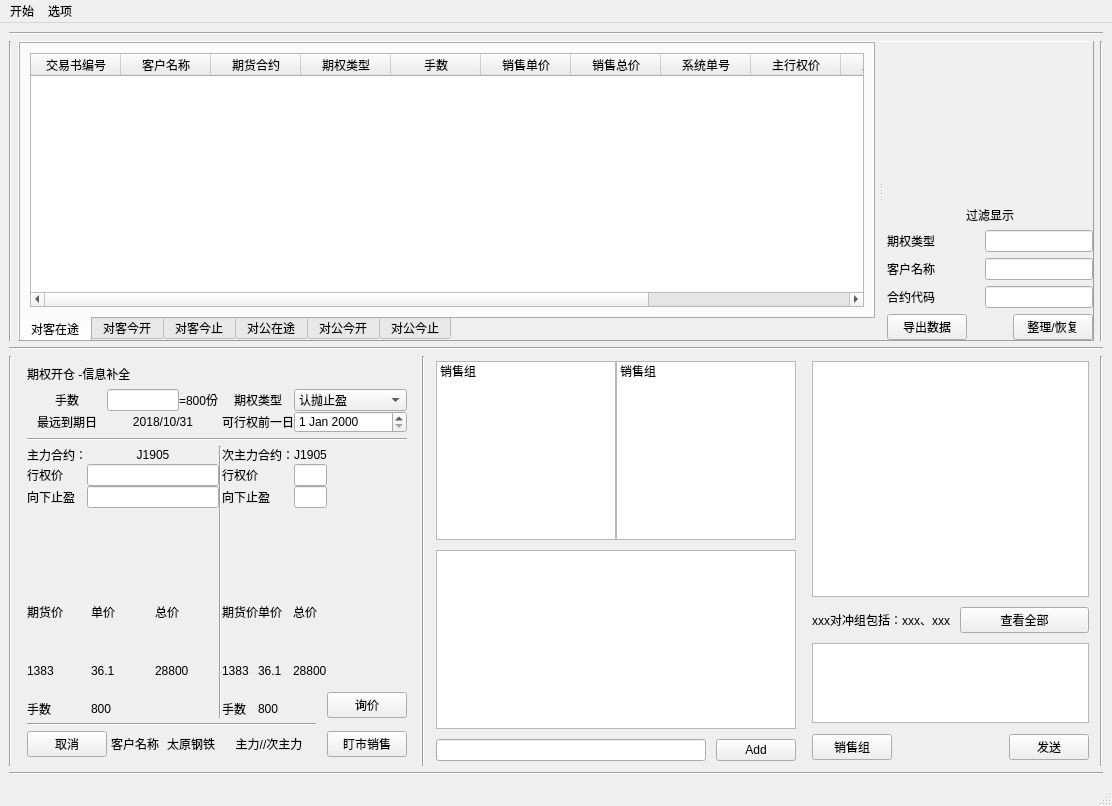
This is UI/mainWindow.ui in 413180794/OptionDeal as Qt 5 draws it before an edit. The edited form follows.
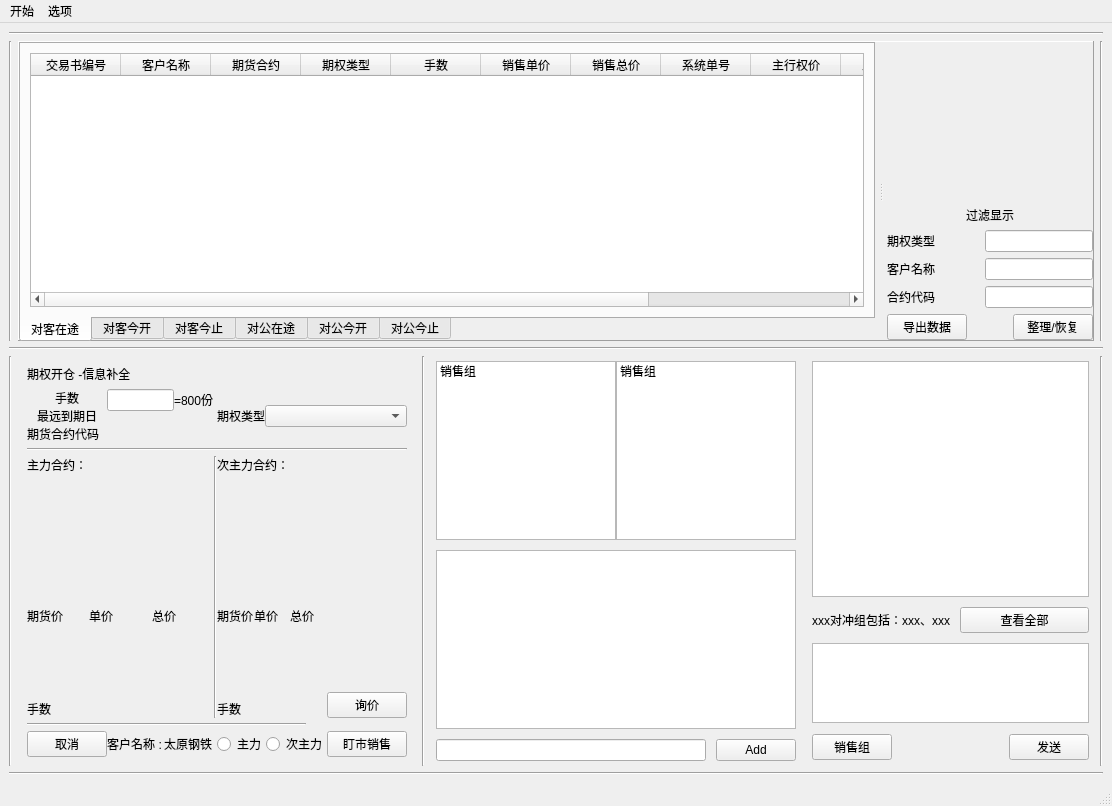
This is the edited form. The open tabs and pages were chosen to show the change.

```diff
--- a/UI/mainWindow.ui
+++ b/UI/mainWindow.ui
@@ -1842,6 +1842,131 @@
             <property name="verticalSpacing">
              <number>5</number>
             </property>
+            <item row="3" column="0" colspan="6">
+             <widget class="Line" name="line_3">
+              <property name="orientation">
+               <enum>Qt::Horizontal</enum>
+              </property>
+             </widget>
+            </item>
+            <item row="2" column="3" colspan="4">
+             <layout class="QVBoxLayout" name="verticalLayout_49">
+              <property name="spacing">
+               <number>0</number>
+              </property>
+              <item>
+               <layout class="QFormLayout" name="second_contract_formLayout">
+                <item row="0" column="0">
+                 <widget class="QLabel" name="second_contract_code_name_label">
+                  <property name="text">
+                   <string>次主力合约：</string>
+                  </property>
+                 </widget>
+                </item>
+                <item row="0" column="1">
+                 <widget class="QLabel" name="second_contract_code_label">
+                  <property name="text">
+                   <string/>
+                  </property>
+                  <property name="alignment">
+                   <set>Qt::AlignCenter</set>
+                  </property>
+                 </widget>
+                </item>
+               </layout>
+              </item>
+              <item>
+               <layout class="QGridLayout" name="gridLayout_11">
+                <item row="0" column="0">
+                 <widget class="QLabel" name="second_futures_price_name_label">
+                  <property name="text">
+                   <string>期货价</string>
+                  </property>
+                  <property name="alignment">
+                   <set>Qt::AlignLeading|Qt::AlignLeft|Qt::AlignVCenter</set>
+                  </property>
+                 </widget>
+                </item>
+                <item row="1" column="2">
+                 <widget class="QLabel" name="second_total_price_label">
+                  <property name="text">
+                   <string/>
+                  </property>
+                  <property name="alignment">
+                   <set>Qt::AlignLeading|Qt::AlignLeft|Qt::AlignVCenter</set>
+                  </property>
+                 </widget>
+                </item>
+                <item row="0" column="2">
+                 <widget class="QLabel" name="second_total_price_name_label">
+                  <property name="text">
+                   <string>总价</string>
+                  </property>
+                  <property name="alignment">
+                   <set>Qt::AlignLeading|Qt::AlignLeft|Qt::AlignVCenter</set>
+                  </property>
+                 </widget>
+                </item>
+                <item row="0" column="1">
+                 <widget class="QLabel" name="second_unit_price_name_label">
+                  <property name="text">
+                   <string>单价</string>
+                  </property>
+                  <property name="alignment">
+                   <set>Qt::AlignLeading|Qt::AlignLeft|Qt::AlignVCenter</set>
+                  </property>
+                 </widget>
+                </item>
+                <item row="1" column="0">
+                 <widget class="QLabel" name="second_option_price_label">
+                  <property name="text">
+                   <string/>
+                  </property>
+                  <property name="alignment">
+                   <set>Qt::AlignLeading|Qt::AlignLeft|Qt::AlignVCenter</set>
+                  </property>
+                 </widget>
+                </item>
+                <item row="1" column="1">
+                 <widget class="QLabel" name="second_unit_price_label">
+                  <property name="text">
+                   <string/>
+                  </property>
+                  <property name="alignment">
+                   <set>Qt::AlignLeading|Qt::AlignLeft|Qt::AlignVCenter</set>
+                  </property>
+                 </widget>
+                </item>
+                <item row="2" column="0">
+                 <widget class="QLabel" name="second_max_lots_name_label">
+                  <property name="sizePolicy">
+                   <sizepolicy hsizetype="Preferred" vsizetype="Fixed">
+                    <horstretch>0</horstretch>
+                    <verstretch>0</verstretch>
+                   </sizepolicy>
+                  </property>
+                  <property name="text">
+                   <string>手数</string>
+                  </property>
+                 </widget>
+                </item>
+                <item row="2" column="1" colspan="2">
+                 <widget class="QLabel" name="second_max_lots_label">
+                  <property name="sizePolicy">
+                   <sizepolicy hsizetype="Preferred" vsizetype="Fixed">
+                    <horstretch>0</horstretch>
+                    <verstretch>0</verstretch>
+                   </sizepolicy>
+                  </property>
+                  <property name="text">
+                   <string/>
+                  </property>
+                 </widget>
+                </item>
+               </layout>
+              </item>
+             </layout>
+            </item>
             <item row="1" column="0" colspan="8">
              <widget class="Line" name="line">
               <property name="orientation">
@@ -1849,16 +1974,6 @@
               </property>
              </widget>
             </item>
-            <item row="8" column="3" colspan="3">
-             <widget class="QLabel" name="label_106">
-              <property name="text">
-               <string>主力//次主力</string>
-              </property>
-              <property name="alignment">
-               <set>Qt::AlignCenter</set>
-              </property>
-             </widget>
-            </item>
             <item row="8" column="7">
              <widget class="QPushButton" name="pushButton_11">
               <property name="text">
@@ -1920,6 +2035,13 @@
                 </property>
                </widget>
               </item>
+              <item>
+               <widget class="QLabel" name="label_4">
+                <property name="text">
+                 <string>期货合约代码</string>
+                </property>
+               </widget>
+              </item>
              </layout>
             </item>
             <item row="0" column="1">
@@ -1968,13 +2090,20 @@
                  </font>
                 </property>
                 <property name="text">
-                 <string>2018/10/31</string>
+                 <string/>
                 </property>
                 <property name="alignment">
                  <set>Qt::AlignCenter</set>
                 </property>
                </widget>
               </item>
+              <item>
+               <widget class="QLabel" name="show_fvcode_label">
+                <property name="text">
+                 <string/>
+                </property>
+               </widget>
+              </item>
              </layout>
             </item>
             <item row="2" column="2">
@@ -1989,7 +2118,7 @@
               <item>
                <widget class="QLabel" name="label_101">
                 <property name="text">
-                 <string>客户名称</string>
+                 <string>客户名称 :</string>
                 </property>
                 <property name="alignment">
                  <set>Qt::AlignCenter</set>
@@ -2029,22 +2158,6 @@
                 </property>
                </widget>
               </item>
-              <item>
-               <widget class="QLabel" name="label_89">
-                <property name="font">
-                 <font>
-                  <weight>50</weight>
-                  <bold>false</bold>
-                 </font>
-                </property>
-                <property name="text">
-                 <string>可行权前一日</string>
-                </property>
-                <property name="alignment">
-                 <set>Qt::AlignCenter</set>
-                </property>
-               </widget>
-              </item>
              </layout>
             </item>
             <item row="0" column="4" colspan="4">
@@ -2053,16 +2166,7 @@
                <number>0</number>
               </property>
               <item>
-               <widget class="QComboBox" name="comboBox">
-                <item>
-                 <property name="text">
-                  <string>认抛止盈</string>
-                 </property>
-                </item>
-               </widget>
-              </item>
-              <item>
-               <widget class="QDateEdit" name="dateEdit_2"/>
+               <widget class="QComboBox" name="option_type_comboBox"/>
               </item>
              </layout>
             </item>
@@ -2089,47 +2193,13 @@
                    </sizepolicy>
                   </property>
                   <property name="text">
-                   <string>J1905</string>
+                   <string/>
                   </property>
                   <property name="alignment">
                    <set>Qt::AlignCenter</set>
                   </property>
                  </widget>
                 </item>
-                <item row="1" column="0">
-                 <widget class="QLabel" name="label_13">
-                  <property name="text">
-                   <string>行权价</string>
-                  </property>
-                 </widget>
-                </item>
-                <item row="2" column="0">
-                 <widget class="QLabel" name="label_14">
-                  <property name="text">
-                   <string>向下止盈</string>
-                  </property>
-                 </widget>
-                </item>
-                <item row="1" column="1">
-                 <widget class="QLineEdit" name="lineEdit_3">
-                  <property name="sizePolicy">
-                   <sizepolicy hsizetype="Preferred" vsizetype="Preferred">
-                    <horstretch>0</horstretch>
-                    <verstretch>0</verstretch>
-                   </sizepolicy>
-                  </property>
-                 </widget>
-                </item>
-                <item row="2" column="1">
-                 <widget class="QLineEdit" name="lineEdit_4">
-                  <property name="sizePolicy">
-                   <sizepolicy hsizetype="Preferred" vsizetype="Preferred">
-                    <horstretch>0</horstretch>
-                    <verstretch>0</verstretch>
-                   </sizepolicy>
-                  </property>
-                 </widget>
-                </item>
                </layout>
               </item>
               <item>
@@ -2153,7 +2223,7 @@
                    </sizepolicy>
                   </property>
                   <property name="text">
-                   <string>800</string>
+                   <string/>
                   </property>
                  </widget>
                 </item>
@@ -2180,7 +2250,7 @@
                 <item row="1" column="1">
                  <widget class="QLabel" name="label_25">
                   <property name="text">
-                   <string>36.1</string>
+                   <string/>
                   </property>
                   <property name="alignment">
                    <set>Qt::AlignLeading|Qt::AlignLeft|Qt::AlignVCenter</set>
@@ -2203,7 +2273,7 @@
                 <item row="1" column="0">
                  <widget class="QLabel" name="label_17">
                   <property name="text">
-                   <string>1383</string>
+                   <string/>
                   </property>
                   <property name="alignment">
                    <set>Qt::AlignLeading|Qt::AlignLeft|Qt::AlignVCenter</set>
@@ -2213,7 +2283,7 @@
                 <item row="1" column="2">
                  <widget class="QLabel" name="label_41">
                   <property name="text">
-                   <string>28800</string>
+                   <string/>
                   </property>
                   <property name="alignment">
                    <set>Qt::AlignLeading|Qt::AlignLeft|Qt::AlignVCenter</set>
@@ -2248,141 +2318,21 @@
               </item>
              </layout>
             </item>
-            <item row="2" column="3" colspan="4">
-             <layout class="QVBoxLayout" name="verticalLayout_49">
-              <property name="spacing">
-               <number>0</number>
-              </property>
+            <item row="8" column="3" colspan="4">
+             <layout class="QHBoxLayout" name="horizontalLayout_2">
               <item>
-               <layout class="QFormLayout" name="formLayout_3">
-                <item row="0" column="0">
-                 <widget class="QLabel" name="label_42">
-                  <property name="text">
-                   <string>次主力合约：</string>
-                  </property>
-                 </widget>
-                </item>
-                <item row="0" column="1">
-                 <widget class="QLabel" name="label_90">
-                  <property name="text">
-                   <string>J1905</string>
-                  </property>
-                  <property name="alignment">
-                   <set>Qt::AlignCenter</set>
-                  </property>
-                 </widget>
-                </item>
-                <item row="1" column="0">
-                 <widget class="QLabel" name="label_92">
-                  <property name="text">
-                   <string>行权价</string>
-                  </property>
-                 </widget>
-                </item>
-                <item row="1" column="1">
-                 <widget class="QLineEdit" name="lineEdit_5"/>
-                </item>
-                <item row="2" column="0">
-                 <widget class="QLabel" name="label_93">
-                  <property name="text">
-                   <string>向下止盈</string>
-                  </property>
-                 </widget>
-                </item>
-                <item row="2" column="1">
-                 <widget class="QLineEdit" name="lineEdit_6"/>
-                </item>
-               </layout>
+               <widget class="QRadioButton" name="radioButton_2">
+                <property name="text">
+                 <string>主力</string>
+                </property>
+               </widget>
               </item>
               <item>
-               <layout class="QGridLayout" name="gridLayout_11">
-                <item row="0" column="0">
-                 <widget class="QLabel" name="label_95">
-                  <property name="text">
-                   <string>期货价</string>
-                  </property>
-                  <property name="alignment">
-                   <set>Qt::AlignLeading|Qt::AlignLeft|Qt::AlignVCenter</set>
-                  </property>
-                 </widget>
-                </item>
-                <item row="1" column="2">
-                 <widget class="QLabel" name="label_105">
-                  <property name="text">
-                   <string>28800</string>
-                  </property>
-                  <property name="alignment">
-                   <set>Qt::AlignLeading|Qt::AlignLeft|Qt::AlignVCenter</set>
-                  </property>
-                 </widget>
-                </item>
-                <item row="0" column="2">
-                 <widget class="QLabel" name="label_103">
-                  <property name="text">
-                   <string>总价</string>
-                  </property>
-                  <property name="alignment">
-                   <set>Qt::AlignLeading|Qt::AlignLeft|Qt::AlignVCenter</set>
-                  </property>
-                 </widget>
-                </item>
-                <item row="0" column="1">
-                 <widget class="QLabel" name="label_94">
-                  <property name="text">
-                   <string>单价</string>
-                  </property>
-                  <property name="alignment">
-                   <set>Qt::AlignLeading|Qt::AlignLeft|Qt::AlignVCenter</set>
-                  </property>
-                 </widget>
-                </item>
-                <item row="1" column="0">
-                 <widget class="QLabel" name="label_102">
-                  <property name="text">
-                   <string>1383</string>
-                  </property>
-                  <property name="alignment">
-                   <set>Qt::AlignLeading|Qt::AlignLeft|Qt::AlignVCenter</set>
-                  </property>
-                 </widget>
-                </item>
-                <item row="1" column="1">
-                 <widget class="QLabel" name="label_104">
-                  <property name="text">
-                   <string>36.1</string>
-                  </property>
-                  <property name="alignment">
-                   <set>Qt::AlignLeading|Qt::AlignLeft|Qt::AlignVCenter</set>
-                  </property>
-                 </widget>
-                </item>
-                <item row="2" column="0">
-                 <widget class="QLabel" name="label_99">
-                  <property name="sizePolicy">
-                   <sizepolicy hsizetype="Preferred" vsizetype="Fixed">
-                    <horstretch>0</horstretch>
-                    <verstretch>0</verstretch>
-                   </sizepolicy>
-                  </property>
-                  <property name="text">
-                   <string>手数</string>
-                  </property>
-                 </widget>
-                </item>
-                <item row="2" column="1" colspan="2">
-                 <widget class="QLabel" name="label_97">
-                  <property name="sizePolicy">
-                   <sizepolicy hsizetype="Preferred" vsizetype="Fixed">
-                    <horstretch>0</horstretch>
-                    <verstretch>0</verstretch>
-                   </sizepolicy>
-                  </property>
-                  <property name="text">
-                   <string>800</string>
-                  </property>
-                 </widget>
-                </item>
-               </layout>
+               <widget class="QRadioButton" name="radioButton">
+                <property name="text">
+                 <string>次主力</string>
+                </property>
+               </widget>
               </item>
              </layout>
             </item>
```
Left out of the diff: 65 changed lines with no effect on the pictures.
